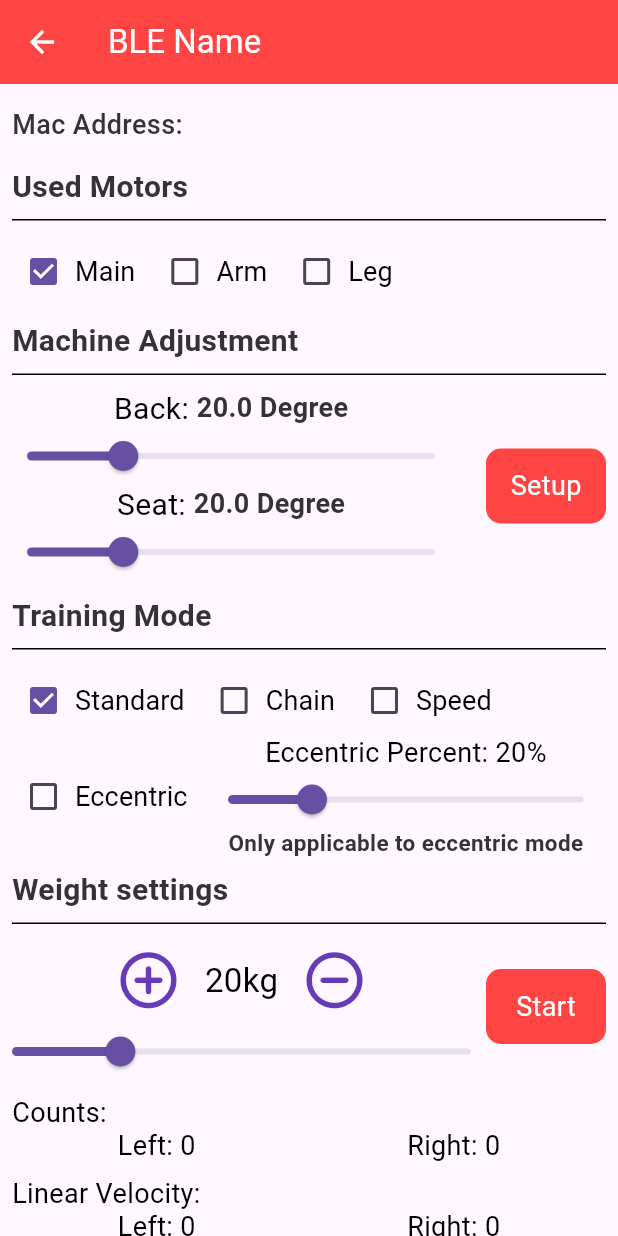
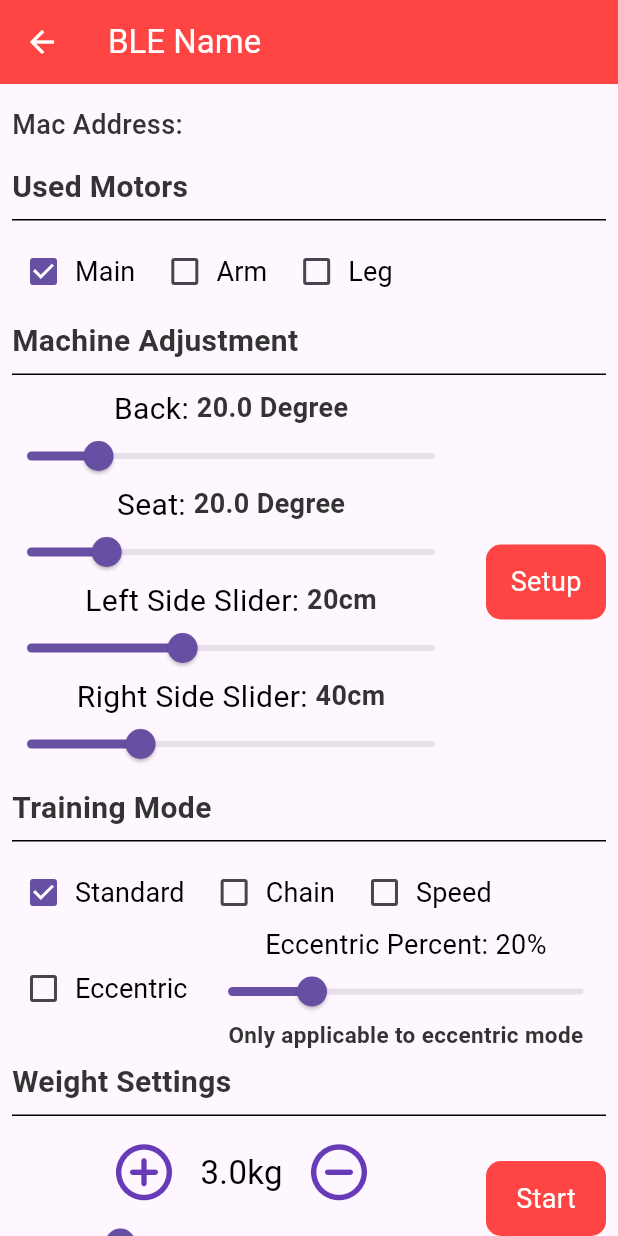
Before and after one commit to xiaoboyanch/power_ble, a Flutter app: the PowerDetailPage screen opened by its route, on a phone screen of 412 x 824 dp. Run offline on Flutter 3.47's test engine with Material 3 defaults, Android fonts, the phone set to English and light mode, and no system bars; drawn by our look-alikes of flutter_easyloading; our stand-ins replace cached_network_image, fl_chart, flutter_blue_plus, gap, geolocator, get and 3 more; missing offline and left inert: app_settings; accounts and stored records are empty.

Commit message:
add side slider

```diff
--- a/lib/app/home/home_page.dart
+++ b/lib/app/home/home_page.dart
@@ -122,8 +122,8 @@ class HomePage extends GetView<HomeCtrl> {
                     padding: EdgeInsets.only(bottom: bottom + 20),
                     child: GestureDetector(
                       onTap: () {
-                        controller.btnStartScan();
-                        // Get.toNamed(RHRoute.powerDetailPage);
+                        // controller.btnStartScan();
+                        Get.toNamed(RHRoute.powerDetailPage);
                       },
                       child: Container(
                         width: 216,
--- a/lib/app/power_detail/power_detail_ctrl.dart
+++ b/lib/app/power_detail/power_detail_ctrl.dart
@@ -9,8 +9,6 @@ import '../../blue/factory/ble_factory.dart';
 
 class PowerDetailCtrl extends GetxController {
 
-  List<double> list = [10, 30, 100, 20, 30, 110, 30];
-  List<double> list1 = [50, 80, 100, 30, 40, 150, 110];
   late PowerModel powerModel;
 
   RxDouble backDegree = 20.0.obs;
@@ -22,10 +20,10 @@ class PowerDetailCtrl extends GetxController {
   RxInt statusType = 1.obs;
 
   RxInt listUpdate = 0.obs;
-  List<double> leftWeight = [];
-  List<double> rightWeight = [];
-  List<double> leftRope = [];
-  List<double> rightRope = [];
+  List<double> leftWeight = [0, 0, 0, 0, 0, 0, 0, 0, 0, 0, 0, 0, 0, 0, 0, 0, 0];
+  List<double> rightWeight = [0, 0, 0, 0, 0, 0, 0, 0, 0, 0, 0, 0, 0, 0, 0, 0, 0];
+  List<double> leftRope = [0, 0, 0, 0, 0, 0, 0, 0, 0, 0, 0, 0, 0, 0, 0, 0, 0];
+  List<double> rightRope = [0, 0, 0, 0, 0, 0, 0, 0, 0, 0, 0, 0, 0, 0, 0, 0, 0];
   @override
   void onInit() {
     super.onInit();
@@ -56,7 +54,7 @@ class PowerDetailCtrl extends GetxController {
     }
     leftWeight.add(data.realTimeLeft.toDouble());
     rightWeight.add(data.realTimeRight.toDouble());
-    if (leftWeight.length > 50) {
+    if (leftWeight.length > 80) {
       leftWeight.removeAt(0);
       rightWeight.removeAt(0);
     }
@@ -67,7 +65,7 @@ class PowerDetailCtrl extends GetxController {
   @override
   void onClose() {
     super.onClose();
-    // powerModel.stopConnect();
+    powerModel.stopConnect();
 
   }
 }
--- a/lib/app/power_detail/power_detail_page.dart
+++ b/lib/app/power_detail/power_detail_page.dart
@@ -249,7 +249,7 @@ class PowerDetailPage extends GetView<PowerDetailCtrl> {
                           child: Slider(
                               value: backDegree,
                               min: 3,
-                              max: 75,
+                              max: 100,
                               padding: EdgeInsets.symmetric(horizontal: 10, vertical: 10),
                               onChanged: (value) {
                                 controller.backDegree.value = double.parse(value.toStringAsFixed(1));
@@ -274,12 +274,60 @@ class PowerDetailPage extends GetView<PowerDetailCtrl> {
                           child: Slider(
                               value: seatDegree,
                               min: 3,
-                              max: 75,
+                              max: 90,
                               padding: EdgeInsets.symmetric(horizontal: 10, vertical: 10),
                               onChanged: (value) {
                                 controller.seatDegree.value = double.parse(value.toStringAsFixed(1));
                               }),
-                        )
+                        ),
+                        Row(
+                          children: [
+                            RHText(
+                              text: "Left Side Slider: ",
+                              fontSize: 20,
+                              fontColor: RHColor.black,
+                            ),RHText(
+                              text: "20cm",
+                              fontWeight: 7,
+                              fontSize: 18,
+                            ),
+                          ],
+                        ),
+                        SizedBox(
+                          width: MediaQuery.of(context).size.width - 120,
+                          child: Slider(
+                              value: 40,
+                              min: 3,
+                              max: 100,
+                              padding: EdgeInsets.symmetric(horizontal: 10, vertical: 10),
+                              onChanged: (value) {
+                                // controller.backDegree.value = double.parse(value.toStringAsFixed(1));
+                              }),
+                        ),
+                        Row(
+                          children: [
+                            RHText(
+                              text: "Right Side Slider: ",
+                              fontSize: 20,
+                              fontColor: RHColor.black,
+                            ),RHText(
+                              text: "40cm",
+                              fontWeight: 7,
+                              fontSize: 18,
+                            ),
+                          ],
+                        ),
+                        SizedBox(
+                          width: MediaQuery.of(context).size.width - 120,
+                          child: Slider(
+                              value: 30,
+                              min: 3,
+                              max: 100,
+                              padding: EdgeInsets.symmetric(horizontal: 10, vertical: 10),
+                              onChanged: (value) {
+                                // controller.backDegree.value = double.parse(value.toStringAsFixed(1));
+                              }),
+                        ),
                       ],
                     );
                   }),
@@ -376,7 +424,7 @@ class PowerDetailPage extends GetView<PowerDetailCtrl> {
               }),
               const Gap(10),
               RHText(
-                text: 'Weight settings',
+                text: 'Weight Settings',
                 fontSize: 20,
                 fontWeight: 7,
               ),
@@ -403,11 +451,14 @@ class PowerDetailPage extends GetView<PowerDetailCtrl> {
                                 ),
                               ),
                               const Gap(15),
-                              RHText(
-                                text: "20kg",
+                              Obx(() {
+                                int update = controller.listUpdate.value;
+                                return RHText(
+                                  text: "${(controller.powerModel.mPowerData.leftWeightOriginal / 10).toStringAsFixed(1)}kg",
                                   fontColor: RHColor.black,
                                   fontSize: 22,
-                              ),
+                                );
+                              }),
                               const Gap(15),
                               GestureDetector(
                                 child: Icon(
@@ -465,7 +516,9 @@ class PowerDetailPage extends GetView<PowerDetailCtrl> {
                           text: "Counts:",
                           fontColor: RHColor.black,
                           fontSize: 18,
+                          fontWeight: 6,
                         ),
+                        const Gap(6),
                         Row(
                           mainAxisAlignment: MainAxisAlignment.spaceAround,
                           children: [
@@ -491,7 +544,9 @@ class PowerDetailPage extends GetView<PowerDetailCtrl> {
                           text: "Linear Velocity:",
                           fontColor: RHColor.black,
                           fontSize: 18,
+                          fontWeight: 6,
                         ),
+                        const Gap(6),
                         Row(
                           mainAxisAlignment: MainAxisAlignment.spaceAround,
                           children: [
@@ -517,7 +572,9 @@ class PowerDetailPage extends GetView<PowerDetailCtrl> {
                           text: "RPM:",
                           fontColor: RHColor.black,
                           fontSize: 18,
+                          fontWeight: 6,
                         ),
+                        const Gap(6),
                         Row(
                           mainAxisAlignment: MainAxisAlignment.spaceAround,
                           children: [
@@ -539,7 +596,9 @@ class PowerDetailPage extends GetView<PowerDetailCtrl> {
                 );
               }),
               const Gap(10),
-              Row(
+              Obx(() {
+                  int status = controller.statusType.value;
+                  return Row(
                     children: [
                       RHText(
                         text: 'Motor Status',
@@ -547,9 +606,7 @@ class PowerDetailPage extends GetView<PowerDetailCtrl> {
                         fontWeight: 7,
                       ),
                       const Gap(10),
-                  Obx(() {
-                      int status = controller.statusType.value;
-                      return GestureDetector(
+                      GestureDetector(
                         onTap: () {
                           controller.statusType.value = status == 1 ? 2 : 1;
                         },
@@ -572,10 +629,12 @@ class PowerDetailPage extends GetView<PowerDetailCtrl> {
                               ],
                             )
                         ),
+                      ),
+                      if (status == 2)
+                        const Gap(10),
+                    ],
                   );
                 }
-                  ),
-                ],
               ),
               Container(
                 height: 1,
```
Lines whose indentation alone changed are shown as unchanged.
